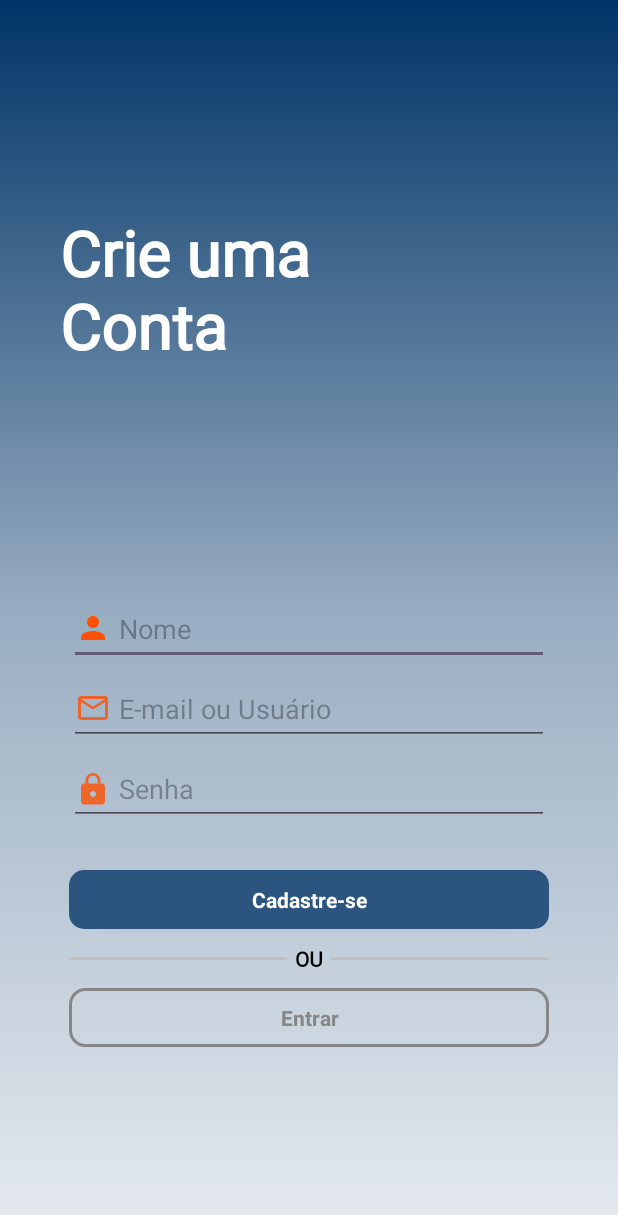
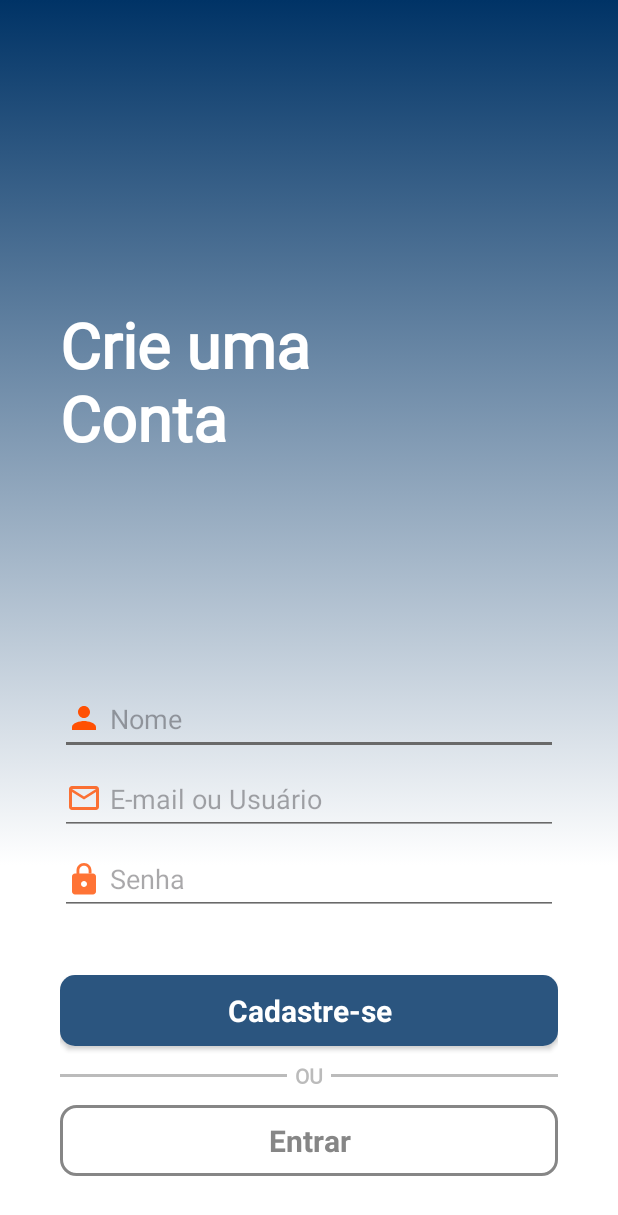
Before and after one commit to GeoHBR/ProjetoMobile, an Android app: the CadastroActivity screen opened directly, with no data from a screen before it, on a phone screen of 412 x 824 dp. Shown: the top 1215 px of the screen. Run offline under Robolectric (Android 15) with nearby library versions, the phone set to English and light mode, and no system bars.

Commit message:
Reorganização das telas de início

```diff
--- /dev/null
+++ b/app/src/main/res/drawable/login_background.xml
@@ -0,0 +1,14 @@
+<?xml version="1.0" encoding="utf-8"?>
+<selector xmlns:android="http://schemas.android.com/apk/res/android">
+    <item>
+        <shape>
+            <gradient
+                android:startColor="#003366"
+                android:centerColor="#66FFFFFF"
+                android:endColor="#66FFFFFF"
+                android:type="linear"
+                android:centerX="70%"
+                android:angle="270"/>
+        </shape>
+    </item>
+</selector>
--- a/app/src/main/res/layout/activity_cadastro.xml
+++ b/app/src/main/res/layout/activity_cadastro.xml
@@ -1,76 +1,88 @@
 <?xml version="1.0" encoding="utf-8"?>
-<LinearLayout xmlns:android="http://schemas.android.com/apk/res/android"
+<LinearLayout
+    xmlns:android="http://schemas.android.com/apk/res/android"
+    xmlns:app="http://schemas.android.com/apk/res-auto"
     android:layout_width="match_parent"
     android:layout_height="match_parent"
-    xmlns:app="http://schemas.android.com/apk/res-auto"
-    android:orientation="vertical"
-    android:background="@color/white">
+    android:background="@color/white"
+    android:orientation="vertical">
+
     <LinearLayout
         android:layout_width="match_parent"
         android:layout_height="match_parent"
-        android:background="@drawable/padrao_background"
+        android:background="@drawable/login_background"
         android:orientation="vertical">
 
         <TextView
-            android:textStyle="bold"
-            android:layout_marginTop="140dp"
-            android:layout_marginLeft="40dp"
-            android:textSize="42sp"
-            android:fontFamily="@font/padrao"
-            android:textColor="@color/white"
-            android:text="Crie uma\nConta"
-            android:layout_width="wrap_content"
-            android:layout_height="wrap_content">
-        </TextView>
-        <LinearLayout
-            android:layout_gravity="center"
             android:layout_width="wrap_content"
             android:layout_height="wrap_content"
-            android:orientation="vertical">
+            android:layout_marginStart="40dp"
+            android:fontFamily="@font/padrao"
+            android:text="Crie uma\nConta"
+            android:textColor="@color/white"
+            android:textSize="42sp"
+            android:textStyle="bold"
+            android:layout_weight="1"
+            android:gravity="center_vertical"
+            android:paddingTop="53dp"/>
+
+        <LinearLayout
+            android:layout_width="match_parent"
+            android:layout_height="wrap_content"
+            android:layout_gravity="center"
+            android:orientation="vertical"
+            android:layout_marginHorizontal="40dp"
+            android:layout_marginBottom="40dp" >
+
             <EditText
                 android:id="@+id/edit_nome"
+                android:layout_width="match_parent"
+                android:layout_height="48dp"
+                android:drawableLeft="@drawable/baseline_person_24"
+                android:drawablePadding="5dp"
+                android:hint="Nome"
                 android:inputType="textPersonName"
+                android:backgroundTint="@color/gray2"/>
+
+            <EditText
+                android:id="@+id/edit_email"
+                android:layout_width="match_parent"
+                android:layout_height="48dp"
+                android:layout_marginTop="5dp"
+                android:drawableLeft="@drawable/icone_mail"
                 android:drawablePadding="5dp"
-                android:drawableLeft="@drawable/baseline_person_24"
-                android:layout_marginTop="150dp"
-                android:hint="Nome"
-                android:layout_width="320dp"
-                android:layout_height="48dp"></EditText>
-        <EditText
-            android:id="@+id/edit_email"
-            android:inputType="textEmailAddress"
-            android:layout_marginTop="5dp"
-            android:drawablePadding="5dp"
-            android:drawableLeft="@drawable/icone_mail"
-            android:hint="E-mail ou Usuário"
-            android:layout_width="320dp"
-            android:layout_height="48dp"></EditText>
-        <EditText
-            android:id="@+id/edit_senha"
-            android:inputType="textPassword"
-            android:drawablePadding="5dp"
-            android:drawableStart="@drawable/icone_senha"
-            android:layout_marginTop="5dp"
-            android:hint="Senha"
-            android:layout_width="320dp"
-            android:layout_height="48dp"
-            android:layout_marginBottom="30dp">
-        </EditText>
+                android:hint="E-mail ou Usuário"
+                android:inputType="textEmailAddress"
+                android:backgroundTint="@color/gray2"/>
+
+            <EditText
+                android:id="@+id/edit_senha"
+                android:layout_width="match_parent"
+                android:layout_height="48dp"
+                android:layout_marginTop="5dp"
+                android:layout_marginBottom="40dp"
+                android:drawableStart="@drawable/icone_senha"
+                android:drawablePadding="5dp"
+                android:hint="Senha"
+                android:inputType="textPassword"
+                android:backgroundTint="@color/gray2"/>
+
             <androidx.cardview.widget.CardView
                 android:layout_width="match_parent"
                 android:layout_height="wrap_content"
                 app:cardCornerRadius="10dp">
+
                 <TextView
                     android:id="@+id/btnCadastro"
+                    android:layout_width="match_parent"
+                    android:layout_height="wrap_content"
                     android:background="#2B557F"
-                    android:textStyle="bold"
                     android:padding="10dp"
+                    android:text="Cadastre-se"
                     android:textAlignment="center"
-                    android:layout_width="320dp"
-                    android:layout_height="wrap_content"
-                    android:text="Cadastre-se"
-                    android:textColor="#FFFF">
-                </TextView>
+                    android:textColor="@color/white"
+                    android:textSize="20sp"
+                    android:textStyle="bold" />
 
             </androidx.cardview.widget.CardView>
 
@@ -78,47 +90,48 @@
                 android:layout_width="match_parent"
                 android:layout_height="wrap_content"
                 android:layout_gravity="center_vertical|center_horizontal"
-                android:layout_marginTop="10dp" >
+                android:layout_marginTop="10dp">
 
                 <View
                     android:layout_width="wrap_content"
                     android:layout_height="2dp"
                     android:layout_centerVertical="true"
                     android:layout_toRightOf="@+id/ouTexto"
-                    android:background="#c0c0c0" />
+                    android:background="@color/gray"/>
 
                 <TextView
-                    android:textStyle="bold"
-                    android:textFontWeight="600"
-                    android:fontFamily="@font/padrao"
-                    android:layout_marginRight="5dp"
-                    android:layout_marginLeft="5dp"
                     android:id="@+id/ouTexto"
                     android:layout_width="wrap_content"
                     android:layout_height="wrap_content"
                     android:layout_alignParentTop="true"
                     android:layout_centerHorizontal="true"
+                    android:layout_marginLeft="5dp"
+                    android:layout_marginRight="5dp"
+                    android:fontFamily="@font/padrao"
                     android:text="OU"
-                    android:textColor="@android:color/black" />
+                    android:textColor="@color/gray"
+                    android:textStyle="bold" />
 
                 <View
                     android:layout_width="wrap_content"
                     android:layout_height="2dp"
                     android:layout_centerVertical="true"
                     android:layout_toLeftOf="@+id/ouTexto"
-                    android:background="#c0c0c0" />
+                    android:background="@color/gray" />
             </RelativeLayout>
+
             <TextView
+                android:id="@+id/btnEntrar"
+                android:layout_width="match_parent"
+                android:layout_height="wrap_content"
                 android:layout_marginTop="10dp"
-                android:id="@+id/btnEntrar"
                 android:background="@drawable/outline_button_preto"
-                android:textStyle="bold"
+                android:padding="10dp"
+                android:text="Entrar"
                 android:textAlignment="center"
-                android:padding="10dp"
-                android:layout_width="320dp"
-                android:layout_height="wrap_content"
-                android:text="Entrar"
-                android:textColor="#868686" />
+                android:textColor="#868686"
+                android:textSize="20sp"
+                android:textStyle="bold" />
         </LinearLayout>
     </LinearLayout>
 </LinearLayout>
```
Also changed, not shown: app/src/main/res/layout/activity_diversos.xml (+118 -112 lines), app/src/main/res/layout/activity_login.xml (+61 -54 lines), app/src/main/res/layout/activity_main.xml (+28 -34 lines).
